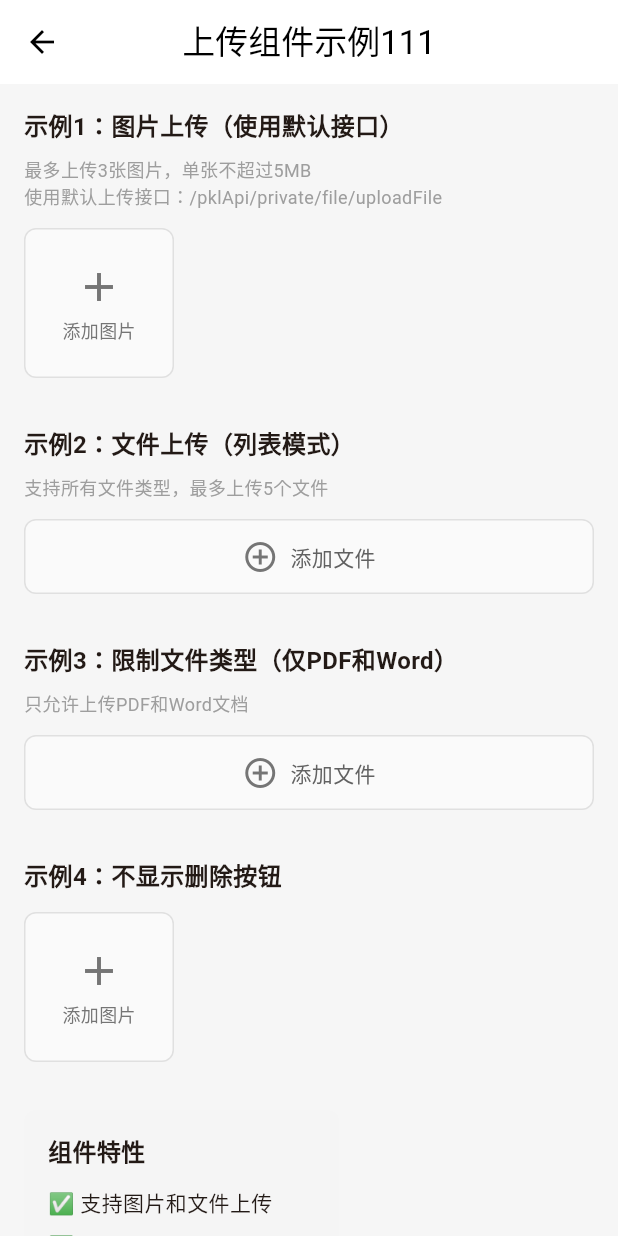
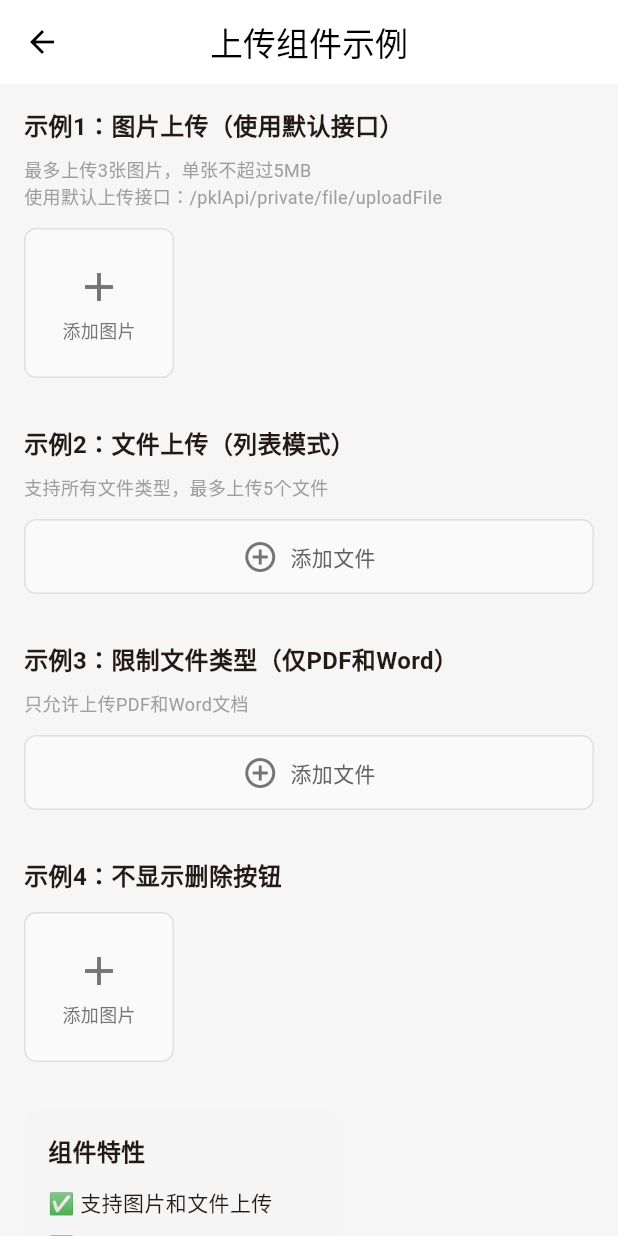
Before and after one commit to wzy-9990/literate-meme, a Flutter app: the UploadExampleView screen opened by its route, on a phone screen of 412 x 824 dp. Run offline on Flutter 3.47's test engine with Material 3 defaults, Android fonts, the light colour scheme and no system bars; our stand-ins replace cached_network_image, dio, file_picker, flutter_dotenv, flutter_easyloading, flutter_screenutil and 7 more; missing offline and left inert: jpush_flutter; accounts and stored records are empty.

Commit message:
feat: new

```diff
--- a/lib/page/example/uploadExample/view.dart
+++ b/lib/page/example/uploadExample/view.dart
@@ -15,13 +15,12 @@ class UploadExampleView extends StatefulWidget {
 class _UploadExampleViewState extends State<UploadExampleView> {
   final List<UploadItem> _imageUploadList = [];
   final List<UploadItem> _fileUploadList = [];
-       List<Map<String, dynamic>> _uploadedData = [];
 
   @override
   Widget build(BuildContext context) {
     return Scaffold(
       appBar: const BaseAppBar(
-        title: '上传组件示例111',
+        title: '上传组件示例',
       ),
       body: SingleChildScrollView(
         padding: const EdgeInsets.all(16),
@@ -49,9 +48,6 @@ class _UploadExampleViewState extends State<UploadExampleView> {
                 });
               },
               onUploadedDataChanged: (uploadedData) {
-                setState(() {
-                  _uploadedData = uploadedData;
-                });
                 debugPrint('已上传的文件数据: $uploadedData');
               },
             ),
```
